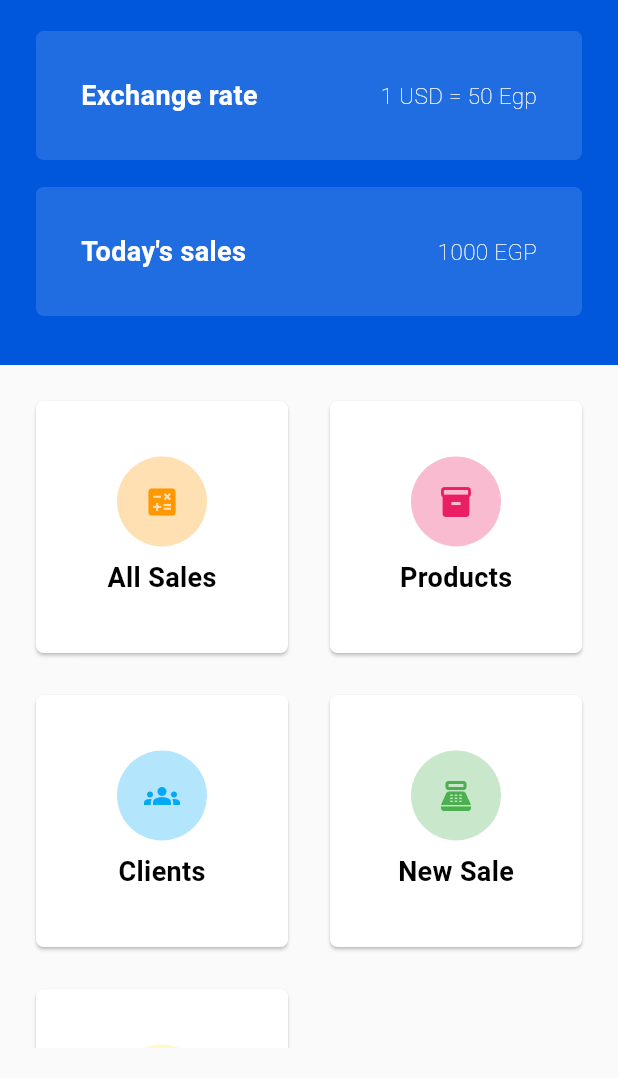
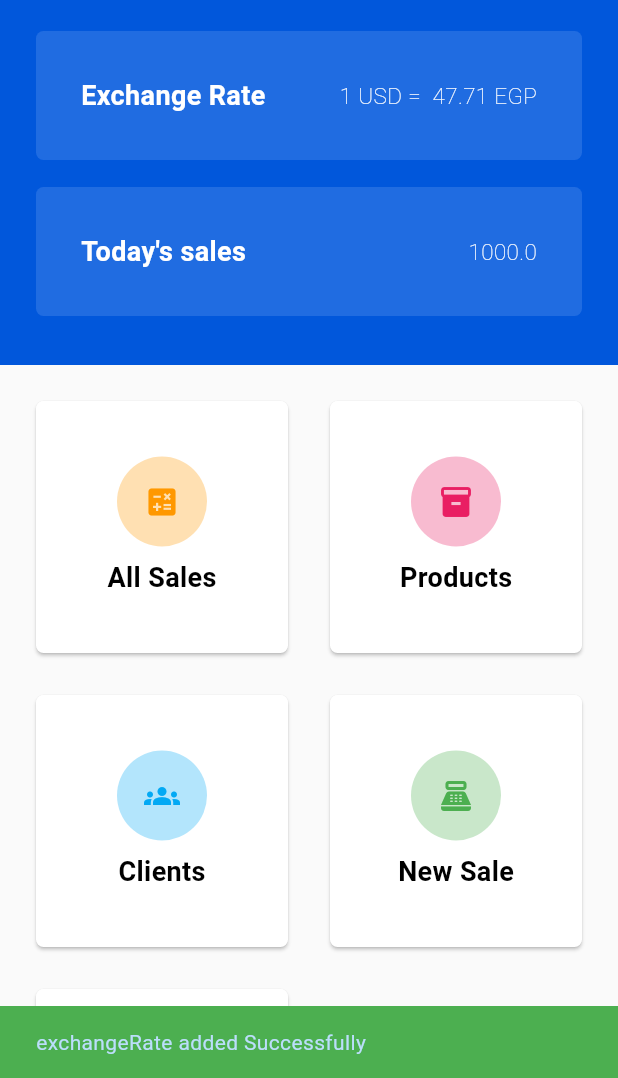
Before and after one commit to ShimaaElnaggar/easy-pos-r5, a Flutter app: the first screen one second after launch, on a phone screen of 412 x 824 dp, the part 158-1236 px from its top. Run offline on Flutter 3.47's test engine with Material 3 defaults, Android fonts, the phone set to English and light mode, and no system bars; our stand-ins replace data_table_2, get_it, sqflite, sqflite_common_ffi_web; accounts and stored records are empty.

Commit message:
read exchange rate from sql

```diff
--- /dev/null
+++ b/lib/models/exchange_rate_model.dart
@@ -0,0 +1,22 @@
+class ExchangeRate {
+  int? id;
+  String? currencyFrom;
+  String? currencyTo;
+  double? rate;
+
+  ExchangeRate.fromJson(Map<String, dynamic> data) {
+    id = data['id'];
+    currencyFrom = data['currencyFrom'];
+    currencyTo = data['currencyTo'];
+    rate = data['rate'];
+  }
+
+  Map<String, dynamic> toJson() {
+    return {
+      'id': id,
+      'currencyFrom': currencyFrom,
+      'currencyTo': currencyTo,
+      'rate': rate,
+    };
+  }
+}
--- a/lib/views/home_view.dart
+++ b/lib/views/home_view.dart
@@ -1,4 +1,5 @@
 import 'package:easy_pos_r5/helpers/sql_helper.dart';
+import 'package:easy_pos_r5/models/exchange_rate_model.dart';
 import 'package:easy_pos_r5/views/all_sales_view.dart';
 import 'package:easy_pos_r5/views/categories_view.dart';
 import 'package:easy_pos_r5/views/clients_view.dart';
@@ -11,7 +12,8 @@ import 'package:flutter/material.dart';
 import 'package:get_it/get_it.dart';
 
 class HomeView extends StatefulWidget {
-  const HomeView({super.key});
+  final ExchangeRate? exchangeRate;
+  const HomeView({this.exchangeRate, super.key});
 
   @override
   State<HomeView> createState() => _HomeViewState();
@@ -20,6 +22,8 @@ class HomeView extends StatefulWidget {
 class _HomeViewState extends State<HomeView> {
   bool isLoading = true;
   bool isTableInitialized = false;
+  List<ExchangeRate>? exchangeRates;
+
   @override
   void initState() {
     initTables();
@@ -30,13 +34,48 @@ class _HomeViewState extends State<HomeView> {
     var sqlHelper = GetIt.I.get<SqlHelper>();
     isTableInitialized = await sqlHelper.createTables();
     isLoading = false;
+    setState(() {
+    });
+
+    await insertRate();
+    getExchangeRate();
+  }
+
+  void getExchangeRate() async {
+    try {
+      var sqlHelper = GetIt.I.get<SqlHelper>();
+      var data = await sqlHelper.db!.query('exchangeRate');
+
+      if (data.isNotEmpty) {
+        exchangeRates = [];
+        for (var rate in data) {
+          exchangeRates!.add(ExchangeRate.fromJson(rate));
+        }
+      } else {
+        exchangeRates = [];
+      }
+    } catch (e) {
+      print("Error in get Exchange Rates : $e");
+      ScaffoldMessenger.of(context).showSnackBar(
+        SnackBar(
+          backgroundColor: Colors.red,
+          content: Text(
+            "Error in get Exchange Rates : $e",
+          ),
+        ),
+      );
+      exchangeRates = [];
+    }
     setState(() {});
+  }
+
+  double calculateTodaySales() {
+    return 1000.0;
   }
 
   @override
   Widget build(BuildContext context) {
     return Scaffold(
-
       backgroundColor: const Color(0xfffafafa),
       drawer: const Drawer(),
       appBar: AppBar(),
@@ -88,13 +127,29 @@ class _HomeViewState extends State<HomeView> {
                         const SizedBox(
                           height: 12,
                         ),
-                        const CardHeaderItem(
-                          title: "Exchange rate",
-                          subTitle: "1 USD = 50 Egp",
-                        ),
-                        const CardHeaderItem(
+                        if (exchangeRates != null && exchangeRates!.isNotEmpty)
+                          CardHeaderItem(
+                            title: "Exchange Rate",
+                            subTitle: '1'
+                                ' '
+                                '${exchangeRates![0].currencyFrom.toString()}'
+                                ' '
+                                '='
+                                ' '
+                                ' ${exchangeRates![0].rate.toString()}'
+                                ' '
+                                '${exchangeRates![0].currencyTo.toString()}',
+                          ),
+                        if (exchangeRates == null || exchangeRates!.isEmpty)
+                          const SizedBox(
+                            height: 24,
+                            child: Center(
+                              child: CircularProgressIndicator(),
+                            ),
+                          ),
+                        CardHeaderItem(
                           title: "Today's sales",
-                          subTitle: "1000 EGP",
+                          subTitle: calculateTodaySales().toString(),
                         ),
                       ],
                     ),
@@ -170,4 +225,33 @@ class _HomeViewState extends State<HomeView> {
       ),
     );
   }
+
+  Future<void> insertRate() async {
+    try {
+      var sqlHelper = GetIt.I.get<SqlHelper>();
+      await sqlHelper.db!.insert(
+          'exchangeRate', {
+        'currencyFrom': 'USD',
+        'currencyTo': 'EGP',
+        'rate': 47.71,
+      });
+
+      ScaffoldMessenger.of(context).showSnackBar(
+        const SnackBar(
+          backgroundColor: Colors.green,
+          content: Text("exchangeRate added Successfully"),
+        ),
+      );
+    } catch (e) {
+      print("Error in creating ExchangeRate : $e");
+      ScaffoldMessenger.of(context).showSnackBar(
+        SnackBar(
+          backgroundColor: Colors.red,
+          content: Text(
+            "Error in creating ExchangeRate : $e",
+          ),
+        ),
+      );
+    }
+  }
 }
```
Also changed, not shown: lib/helpers/sql_helper.dart (+9 -0 lines).
